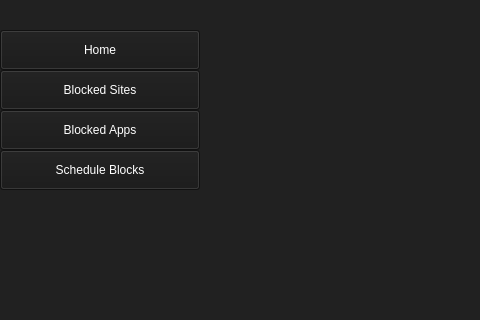
The window that ui/mainwindow.ui (HowePersonal/DistractionBlocker) describes before a commit, drawn with Qt 5; both pictures show x 0 to 480 and y 0 to 320 of the 1100 by 900 pixel window.
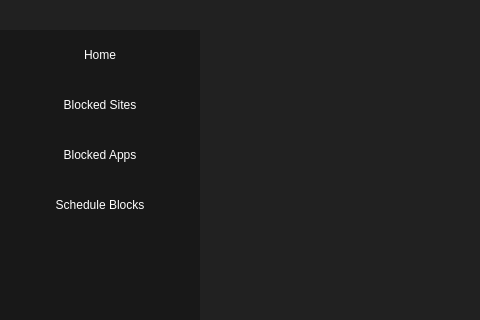
The same window after the commit.

Commit message: Refactored transitioning widget buttons, added styling for current widget button and button hovering

```diff
--- a/ui/mainwindow.ui
+++ b/ui/mainwindow.ui
@@ -100,6 +100,37 @@
          <number>0</number>
         </property>
         <item>
+         <widget class="QFrame" name="frame">
+          <property name="sizePolicy">
+           <sizepolicy hsizetype="Fixed" vsizetype="Preferred">
+            <horstretch>0</horstretch>
+            <verstretch>0</verstretch>
+           </sizepolicy>
+          </property>
+          <property name="minimumSize">
+           <size>
+            <width>200</width>
+            <height>0</height>
+           </size>
+          </property>
+          <property name="styleSheet">
+           <string notr="true">background-color:  rgb(24,24,24);</string>
+          </property>
+          <property name="frameShape">
+           <enum>QFrame::StyledPanel</enum>
+          </property>
+          <property name="frameShadow">
+           <enum>QFrame::Raised</enum>
+          </property>
+          <widget class="QWidget" name="">
+           <property name="geometry">
+            <rect>
+             <x>0</x>
+             <y>0</y>
+             <width>202</width>
+             <height>866</height>
+            </rect>
+           </property>
          <layout class="QVBoxLayout" name="verticalLayout_2">
           <property name="spacing">
            <number>0</number>
@@ -115,13 +146,21 @@
             <property name="minimumSize">
              <size>
               <width>200</width>
-              <height>40</height>
+                <height>50</height>
              </size>
             </property>
             <property name="styleSheet">
-             <string notr="true">color: white;
-font: 63 12pt &quot;Cascadia Mono SemiBold&quot;;
-background-color: rgb(24,24,24);
+               <string notr="true">QPushButton {
+	color: white;
+	font: 63 12pt &quot;Cascadia Mono SemiBold&quot;;
+	background-color: rgb(24,24,24);
+	border: 0;
+}
+
+QPushButton::hover {
+	background-color: black;
+}
+
 </string>
             </property>
             <property name="text">
@@ -140,13 +179,20 @@
             <property name="minimumSize">
              <size>
               <width>200</width>
-              <height>40</height>
+                <height>50</height>
              </size>
             </property>
             <property name="styleSheet">
-             <string notr="true">color: white;
-font: 63 12pt &quot;Cascadia Mono SemiBold&quot;;
-background-color: rgb(24,24,24);</string>
+               <string notr="true">QPushButton {
+	color: white;
+	font: 63 12pt &quot;Cascadia Mono SemiBold&quot;;
+	background-color: rgb(24,24,24);
+	border: 0;
+}
+
+QPushButton::hover {
+	background-color: black;
+}</string>
             </property>
             <property name="text">
              <string>Blocked Sites</string>
@@ -164,13 +210,20 @@
             <property name="minimumSize">
              <size>
               <width>200</width>
-              <height>40</height>
+                <height>50</height>
              </size>
             </property>
             <property name="styleSheet">
-             <string notr="true">color: white;
-font: 63 12pt &quot;Cascadia Mono SemiBold&quot;;
-background-color: rgb(24,24,24);</string>
+               <string notr="true">QPushButton {
+	color: white;
+	font: 63 12pt &quot;Cascadia Mono SemiBold&quot;;
+	background-color: rgb(24,24,24);
+	border: 0;
+}
+
+QPushButton::hover {
+	background-color: black;
+}</string>
             </property>
             <property name="text">
              <string>Blocked Apps</string>
@@ -188,13 +241,21 @@
             <property name="minimumSize">
              <size>
               <width>200</width>
-              <height>40</height>
+                <height>50</height>
              </size>
             </property>
             <property name="styleSheet">
-             <string notr="true">color: white;
-font: 63 12pt &quot;Cascadia Mono SemiBold&quot;;
-background-color: rgb(24,24,24);</string>
+               <string notr="true">QPushButton {
+	color: white;
+	font: 63 12pt &quot;Cascadia Mono SemiBold&quot;;
+	background-color: rgb(24,24,24);
+	border: 0;
+}
+
+QPushButton::hover {
+	background-color: black;
+}
+</string>
             </property>
             <property name="text">
              <string>Schedule Blocks</string>
@@ -215,6 +276,8 @@
            </spacer>
           </item>
          </layout>
+          </widget>
+         </widget>
         </item>
         <item>
          <widget class="QStackedWidget" name="stackedWidget">
```
Lines whose indentation alone changed are shown as unchanged. The commit also changes 5 other files.
